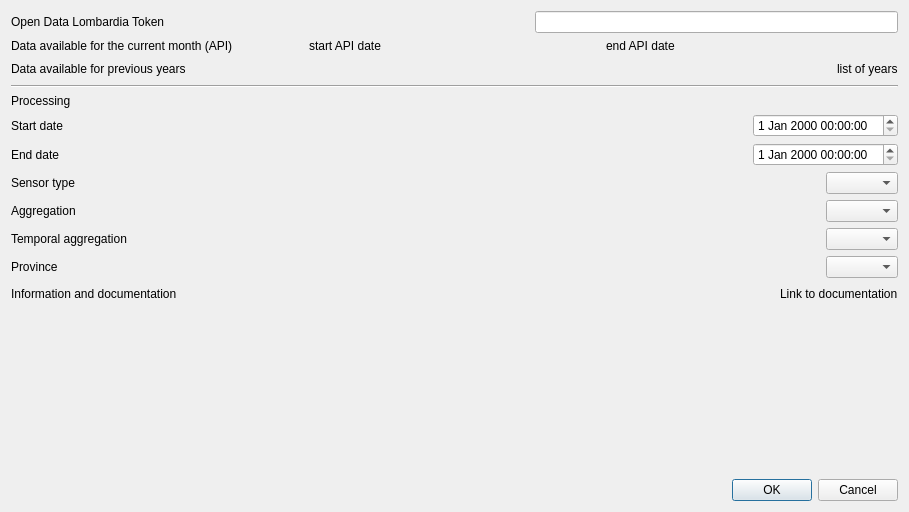
This is ARPA_test_dialog_base.ui in gisgeolab/ARPA_Weather_plugin as Qt 5 draws it before an edit. The edited form follows.
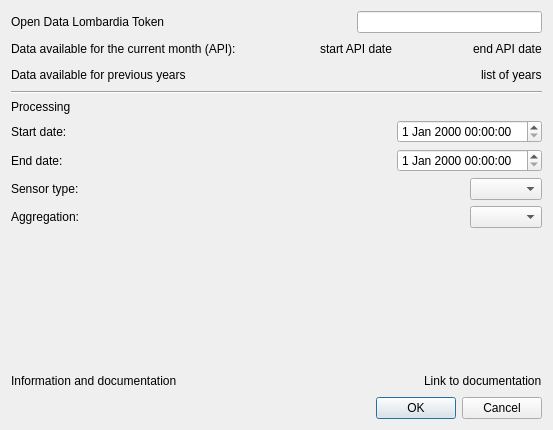
This is the edited form. Custom widgets are drawn as their Qt base class.

Patch:
```diff
--- a/ARPA_test_dialog_base.ui
+++ b/ARPA_test_dialog_base.ui
@@ -6,8 +6,8 @@
    <rect>
     <x>0</x>
     <y>0</y>
-    <width>909</width>
-    <height>512</height>
+    <width>553</width>
+    <height>430</height>
    </rect>
   </property>
   <property name="windowTitle">
@@ -48,10 +48,23 @@
        <item>
         <widget class="QLabel" name="label_5">
          <property name="text">
-          <string>Data available for the current month (API)</string>
+          <string>Data available for the current month (API): </string>
          </property>
         </widget>
        </item>
+       <item>
+        <spacer name="horizontalSpacer_12">
+         <property name="orientation">
+          <enum>Qt::Horizontal</enum>
+         </property>
+         <property name="sizeHint" stdset="0">
+          <size>
+           <width>40</width>
+           <height>20</height>
+          </size>
+         </property>
+        </spacer>
+       </item>
        <item>
         <widget class="QLabel" name="label_startAPIdate">
          <property name="text">
@@ -59,6 +72,19 @@
          </property>
         </widget>
        </item>
+       <item>
+        <spacer name="horizontalSpacer_13">
+         <property name="orientation">
+          <enum>Qt::Horizontal</enum>
+         </property>
+         <property name="sizeHint" stdset="0">
+          <size>
+           <width>40</width>
+           <height>20</height>
+          </size>
+         </property>
+        </spacer>
+       </item>
        <item>
         <widget class="QLabel" name="label_endAPIdate">
          <property name="text">
@@ -118,7 +144,7 @@
        <item>
         <widget class="QLabel" name="label_3">
          <property name="text">
-          <string>Start date</string>
+          <string>Start date:</string>
          </property>
         </widget>
        </item>
@@ -145,7 +171,7 @@
        <item>
         <widget class="QLabel" name="label_4">
          <property name="text">
-          <string>End date</string>
+          <string>End date:</string>
          </property>
         </widget>
        </item>
@@ -172,7 +198,7 @@
        <item>
         <widget class="QLabel" name="label">
          <property name="text">
-          <string>Sensor type</string>
+          <string>Sensor type:</string>
          </property>
         </widget>
        </item>
@@ -199,7 +225,7 @@
        <item>
         <widget class="QLabel" name="label_10">
          <property name="text">
-          <string>Aggregation</string>
+          <string>Aggregation:</string>
          </property>
         </widget>
        </item>
@@ -222,58 +248,17 @@
       </layout>
      </item>
      <item>
-      <layout class="QHBoxLayout" name="horizontalLayout_9">
-       <item>
-        <widget class="QLabel" name="label_11">
-         <property name="text">
-          <string>Temporal aggregation</string>
-         </property>
-        </widget>
-       </item>
-       <item>
-        <spacer name="horizontalSpacer_9">
+      <spacer name="verticalSpacer">
          <property name="orientation">
-          <enum>Qt::Horizontal</enum>
+        <enum>Qt::Vertical</enum>
          </property>
          <property name="sizeHint" stdset="0">
           <size>
-           <width>40</width>
-           <height>20</height>
+         <width>20</width>
+         <height>40</height>
           </size>
          </property>
         </spacer>
-       </item>
-       <item>
-        <widget class="QComboBox" name="cbSensorsType_3"/>
-       </item>
-      </layout>
-     </item>
-     <item>
-      <layout class="QHBoxLayout" name="horizontalLayout_10">
-       <item>
-        <widget class="QLabel" name="label_12">
-         <property name="text">
-          <string>Province</string>
-         </property>
-        </widget>
-       </item>
-       <item>
-        <spacer name="horizontalSpacer_10">
-         <property name="orientation">
-          <enum>Qt::Horizontal</enum>
-         </property>
-         <property name="sizeHint" stdset="0">
-          <size>
-           <width>40</width>
-           <height>20</height>
-          </size>
-         </property>
-        </spacer>
-       </item>
-       <item>
-        <widget class="QComboBox" name="cbSensorsType_4"/>
-       </item>
-      </layout>
      </item>
      <item>
       <layout class="QHBoxLayout" name="horizontalLayout_11">
@@ -306,19 +291,6 @@
        </item>
       </layout>
      </item>
-     <item>
-      <spacer name="verticalSpacer">
-       <property name="orientation">
-        <enum>Qt::Vertical</enum>
-       </property>
-       <property name="sizeHint" stdset="0">
-        <size>
-         <width>20</width>
-         <height>40</height>
-        </size>
-       </property>
-      </spacer>
-     </item>
      <item>
       <layout class="QHBoxLayout" name="horizontalLayout_4">
        <item>
```
Left out of the diff: 8 changed lines with no effect on the pictures. Lines whose indentation alone changed are shown as unchanged.
